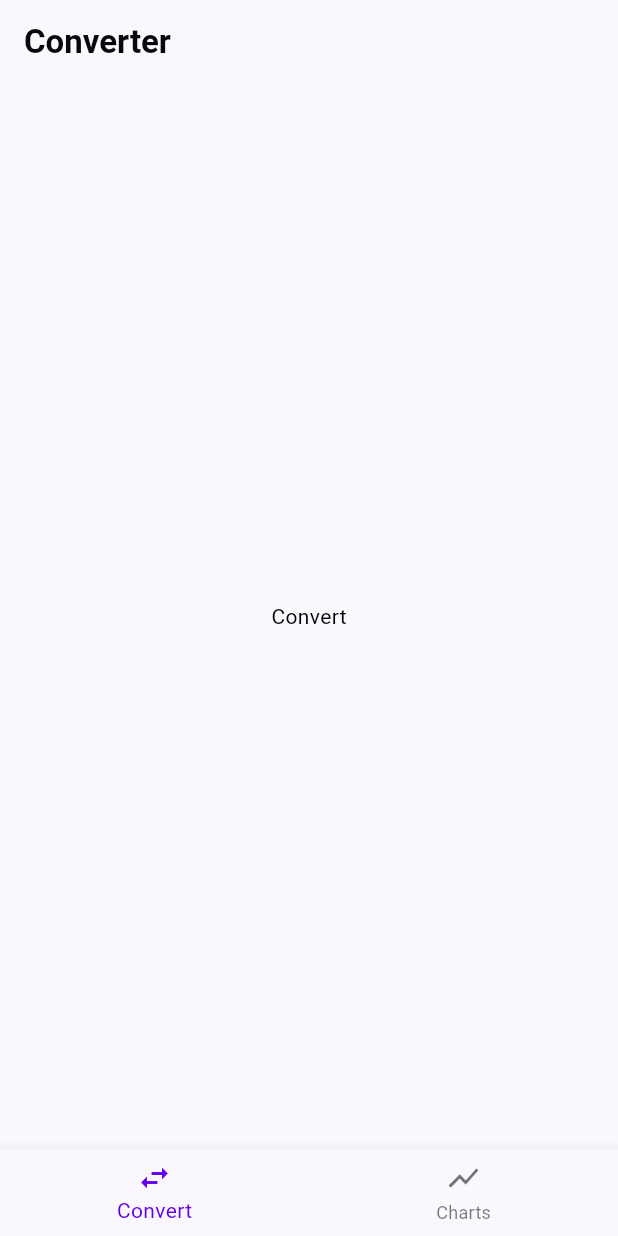
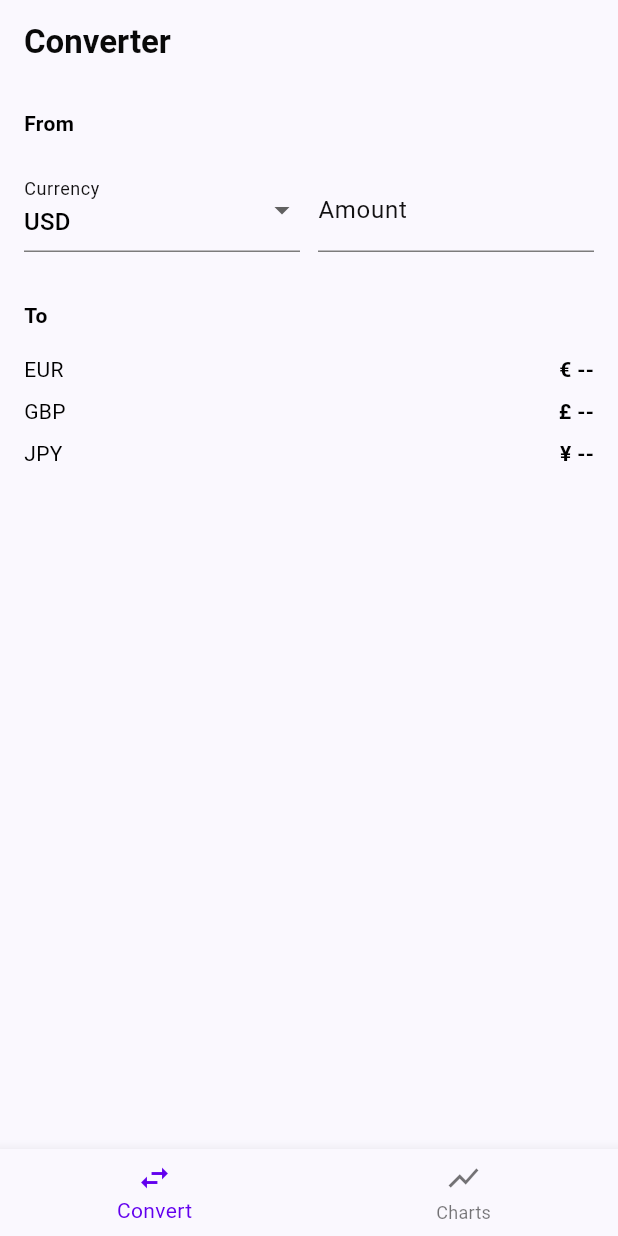
Before and after one commit to KhaledEzzet/currency_converter, a Flutter app: the screen it shows after launch, on a phone screen of 412 x 824 dp. Run offline on Flutter 3.47's test engine with Material 3 defaults, Android fonts, the phone set to English and light mode, and no system bars; drawn by our look-alikes of flutter_form_builder; our stand-ins replace device_info_plus, dio, envied, flutter_bloc, form_builder_validators, get_it and 3 more; missing offline and left inert: dio_smart_retry; generated files the repository leaves out were written again.

Commit message:
feat: add ConvertCubit and ConvertState for currency conversion logic

```diff
--- a/lib/app/router/app_router.dart
+++ b/lib/app/router/app_router.dart
@@ -1,7 +1,9 @@
 import 'package:currency_converter/app/router/app_shell.dart';
 import 'package:currency_converter/app/router/custom_route_observer.dart';
 import 'package:currency_converter/feature/charts/view/charts_view.dart';
+import 'package:currency_converter/feature/convert/cubit/convert_cubit.dart';
 import 'package:currency_converter/feature/convert/view/convert_view.dart';
+import 'package:flutter_bloc/flutter_bloc.dart';
 import 'package:go_router/go_router.dart';
 
 /// Holds all the routes that are defined in the app.
@@ -22,7 +24,12 @@ final class AppRouter {
               GoRoute(
                 path: '/convert',
                 name: 'convert',
-                builder: (context, state) => const ConvertView(),
+                builder: (context, state) {
+                  return BlocProvider(
+                    create: (_) => ConvertCubit(),
+                    child: const ConvertView(),
+                  );
+                },
               ),
             ],
           ),
--- /dev/null
+++ b/lib/feature/convert/cubit/convert_cubit.dart
@@ -0,0 +1,61 @@
+import 'package:flutter_bloc/flutter_bloc.dart';
+
+import 'convert_state.dart';
+
+class ConvertCubit extends Cubit<ConvertState> {
+  ConvertCubit() : super(ConvertState.initial());
+
+  void updateFromCurrency(String? currency) {
+    final selectedCurrency = currency ?? state.fromCurrency;
+    emit(
+      state.copyWith(
+        status: ConvertStatus.updated,
+        fromCurrency: selectedCurrency,
+        convertedAmounts: _calculateConversions(
+          amountText: state.amountText,
+          fromCurrency: selectedCurrency,
+        ),
+      ),
+    );
+  }
+
+  void updateAmount(String amountText) {
+    emit(
+      state.copyWith(
+        status: ConvertStatus.updated,
+        amountText: amountText,
+        convertedAmounts: _calculateConversions(
+          amountText: amountText,
+          fromCurrency: state.fromCurrency,
+        ),
+      ),
+    );
+  }
+
+  Map<String, double> _calculateConversions({
+    required String amountText,
+    required String? fromCurrency,
+  }) {
+    final amount = double.tryParse(amountText);
+    if (amount == null || fromCurrency == null) {
+      return const <String, double>{};
+    }
+
+    final rateFrom = state.currencyRates[fromCurrency];
+    if (rateFrom == null || rateFrom == 0) {
+      return const <String, double>{};
+    }
+
+    final amountInBase = amount / rateFrom;
+    final results = <String, double>{};
+
+    for (final entry in state.currencyRates.entries) {
+      if (entry.key == fromCurrency) {
+        continue;
+      }
+      results[entry.key] = amountInBase * entry.value;
+    }
+
+    return results;
+  }
+}
--- /dev/null
+++ b/lib/feature/convert/cubit/convert_state.dart
@@ -0,0 +1,63 @@
+enum ConvertStatus { initial, updated }
+
+class ConvertState {
+  const ConvertState({
+    required this.status,
+    required this.currencies,
+    required this.currencySymbols,
+    required this.currencyRates,
+    required this.fromCurrency,
+    required this.amountText,
+    required this.convertedAmounts,
+  });
+
+  final ConvertStatus status;
+  final List<String> currencies;
+  final Map<String, String> currencySymbols;
+  final Map<String, double> currencyRates;
+  final String? fromCurrency;
+  final String amountText;
+  final Map<String, double> convertedAmounts;
+
+  factory ConvertState.initial() {
+    return const ConvertState(
+      status: ConvertStatus.initial,
+      currencies: <String>['USD', 'EUR', 'GBP', 'JPY'],
+      currencySymbols: <String, String>{
+        'USD': r'$',
+        'EUR': '\u20AC',
+        'GBP': '\u00A3',
+        'JPY': '\u00A5',
+      },
+      currencyRates: <String, double>{
+        'USD': 1,
+        'EUR': 0.92,
+        'GBP': 0.79,
+        'JPY': 156,
+      },
+      fromCurrency: 'USD',
+      amountText: '',
+      convertedAmounts: <String, double>{},
+    );
+  }
+
+  ConvertState copyWith({
+    ConvertStatus? status,
+    List<String>? currencies,
+    Map<String, String>? currencySymbols,
+    Map<String, double>? currencyRates,
+    String? fromCurrency,
+    String? amountText,
+    Map<String, double>? convertedAmounts,
+  }) {
+    return ConvertState(
+      status: status ?? this.status,
+      currencies: currencies ?? this.currencies,
+      currencySymbols: currencySymbols ?? this.currencySymbols,
+      currencyRates: currencyRates ?? this.currencyRates,
+      fromCurrency: fromCurrency ?? this.fromCurrency,
+      amountText: amountText ?? this.amountText,
+      convertedAmounts: convertedAmounts ?? this.convertedAmounts,
+    );
+  }
+}
--- a/lib/feature/convert/view/convert_view.dart
+++ b/lib/feature/convert/view/convert_view.dart
@@ -1,4 +1,9 @@
+import 'package:currency_converter/feature/convert/cubit/convert_cubit.dart';
+import 'package:currency_converter/feature/convert/cubit/convert_state.dart';
 import 'package:flutter/material.dart';
+import 'package:flutter_bloc/flutter_bloc.dart';
+import 'package:flutter_form_builder/flutter_form_builder.dart';
+import 'package:form_builder_validators/form_builder_validators.dart';
 
 class ConvertView extends StatelessWidget {
   const ConvertView({super.key});
@@ -14,8 +19,114 @@ class ConvertView extends StatelessWidget {
           ),
         ),
       ),
-      body: const Center(
-        child: Text('Convert'),
+      body: BlocBuilder<ConvertCubit, ConvertState>(
+        builder: (context, state) {
+          final symbol = state.currencySymbols[state.fromCurrency] ?? '';
+          final targetCurrencies = state.currencies
+              .where((currency) => currency != state.fromCurrency)
+              .toList();
+
+          return Padding(
+            padding: const EdgeInsets.all(16),
+            child: FormBuilder(
+              child: Column(
+                crossAxisAlignment: CrossAxisAlignment.start,
+                children: [
+                  const Text(
+                    'From',
+                    style: TextStyle(fontWeight: FontWeight.bold),
+                  ),
+                  const SizedBox(height: 20),
+                  Row(
+                    children: [
+                      Expanded(
+                        child: FormBuilderDropdown<String>(
+                          name: 'from_currency',
+                          initialValue: state.fromCurrency,
+                          decoration: const InputDecoration(
+                            labelText: 'Currency',
+                          ),
+                          items: state.currencies
+                              .map(
+                                (currency) => DropdownMenuItem<String>(
+                                  value: currency,
+                                  child: Text(currency),
+                                ),
+                              )
+                              .toList(),
+                          validator: FormBuilderValidators.required(),
+                          onChanged: context.read<ConvertCubit>().updateFromCurrency,
+                        ),
+                      ),
+                      const SizedBox(width: 12),
+                      Expanded(
+                        child: FormBuilderTextField(
+                          name: 'from_amount',
+                          decoration: InputDecoration(
+                            labelText: 'Amount',
+                            prefixText: symbol.isEmpty ? null : symbol,
+                          ),
+                          keyboardType:
+                              const TextInputType.numberWithOptions(
+                            decimal: true,
+                          ),
+                          validator: FormBuilderValidators.compose([
+                            FormBuilderValidators.required(),
+                            FormBuilderValidators.numeric(),
+                            FormBuilderValidators.min(0),
+                          ]),
+                          onChanged: (value) => context
+                              .read<ConvertCubit>()
+                              .updateAmount(value ?? ''),
+                        ),
+                      ),
+                    ],
+                  ),
+                  const SizedBox(height: 32),
+                  const Text(
+                    'To',
+                    style: TextStyle(fontWeight: FontWeight.bold),
+                  ),
+                  const SizedBox(height: 12),
+                  Column(
+                    children: targetCurrencies
+                        .map(
+                          (currency) {
+                            final converted = state.convertedAmounts[currency];
+                            final convertedText = converted == null
+                                ? '--'
+                                : converted.toStringAsFixed(2);
+                            final targetSymbol =
+                                state.currencySymbols[currency] ?? '';
+                            final displayValue = targetSymbol.isEmpty
+                                ? convertedText
+                                : '$targetSymbol $convertedText';
+                            return Padding(
+                              padding:
+                                  const EdgeInsets.symmetric(vertical: 4),
+                              child: Row(
+                                mainAxisAlignment:
+                                    MainAxisAlignment.spaceBetween,
+                                children: [
+                                  Text(currency),
+                                  Text(
+                                    displayValue,
+                                    style: const TextStyle(
+                                      fontWeight: FontWeight.w600,
+                                    ),
+                                  ),
+                                ],
+                              ),
+                            );
+                          },
+                        )
+                        .toList(),
+                  ),
+                ],
+              ),
+            ),
+          );
+        },
       ),
     );
   }
--- a/pubspec.yaml
+++ b/pubspec.yaml
@@ -24,6 +24,9 @@ dependencies:
   # Routing
   go_router: ^14.2.0
 
+  # State Management
+  flutter_bloc: ^8.1.6
+
   # Utility
   uuid: ^4.5.1
   intl: ^0.20.2
@@ -34,6 +37,8 @@ dependencies:
 
   # Dependency Injection
   get_it: ^8.0.0
+  flutter_form_builder: ^10.2.0
+  form_builder_validators: ^11.2.0
 
 dev_dependencies:
   flutter_test:
```
Also changed, not shown: pubspec.lock.
